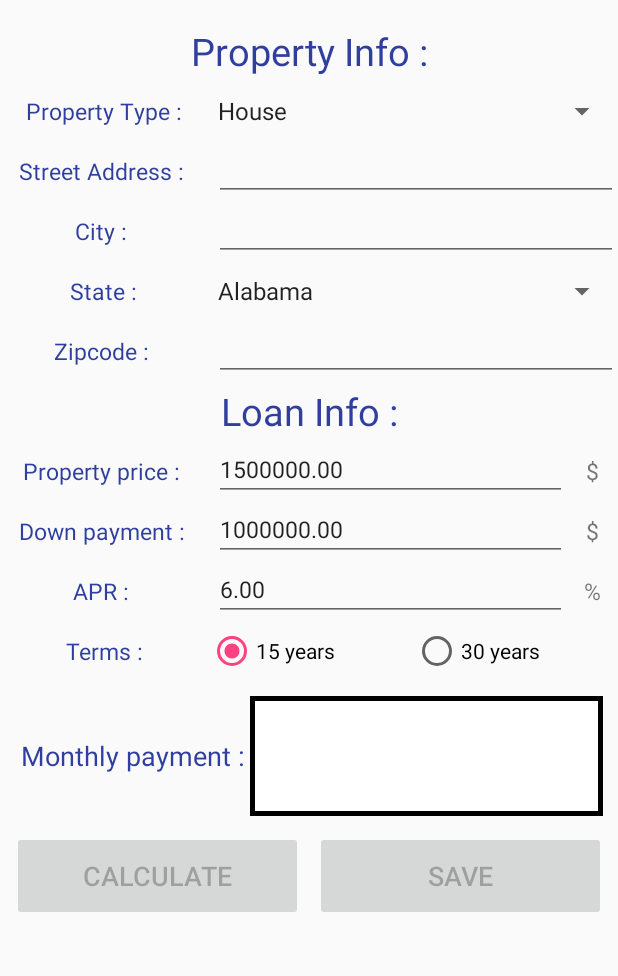
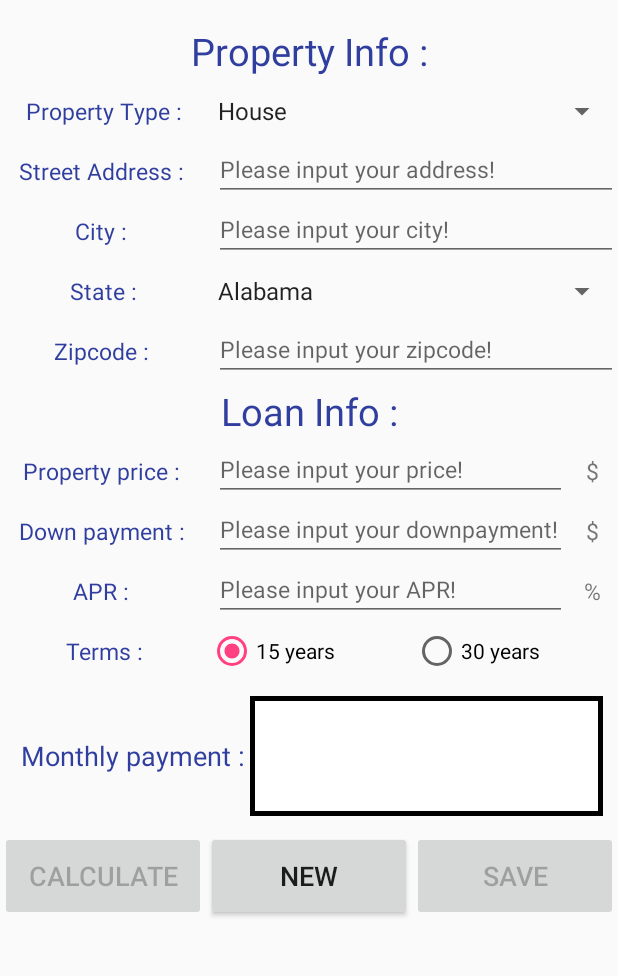
Before and after one commit to Adamkzh/Mortagage_Calculator, an Android app: the screen it shows after launch (MainActivity), on a phone screen of 412 x 824 dp, the part 62-1038 px from its top. Run offline under Robolectric (Android 15) with nearby library versions, the phone set to English and light mode, and no system bars.

Commit message:
finalized calculate view

```diff
--- a/app/src/main/res/layout/activity_main.xml
+++ b/app/src/main/res/layout/activity_main.xml
@@ -94,6 +94,7 @@
                     android:textSize="15sp"
                     android:layout_marginLeft="8dp"
                     android:layout_gravity="start"
+                    android:hint="Please input your address!"
                     android:singleLine="true"/>
 
             </TableRow>
@@ -120,6 +121,7 @@
                     android:textSize="15sp"
                     android:layout_marginLeft="8dp"
                     android:layout_gravity="start"
+                    android:hint="Please input your city!"
                     android:singleLine="true" />
 
             </TableRow>
@@ -168,6 +170,7 @@
                     android:layout_marginLeft="8dp"
                     android:textSize="15sp"
                     android:layout_gravity="start"
+                    android:hint="Please input your zipcode!"
                     android:singleLine="true" />
 
             </TableRow>
@@ -210,8 +213,8 @@
                     android:layout_marginLeft="8dp"
                     android:textSize="15sp"
                     android:layout_gravity="start"
-                    android:singleLine="true"
-                    android:text="1500000.00"/>
+                    android:hint="Please input your price!"
+                    android:singleLine="true"/>
 
                 <TextView
                     android:layout_width="0dp"
@@ -246,7 +249,7 @@
                     android:layout_marginLeft="8dp"
                     android:textSize="15sp"
                     android:layout_gravity="start"
-                    android:text="1000000.00"
+                    android:hint="Please input your downpayment!"
                     android:singleLine="true" />
 
                 <TextView
@@ -282,7 +285,7 @@
                     android:layout_marginLeft="8dp"
                     android:textSize="15sp"
                     android:layout_gravity="start"
-                    android:text="6.00"
+                    android:hint="Please input your APR!"
                     android:singleLine="true" />
 
                 <TextView
@@ -384,8 +387,6 @@
                     android:layout_width="0dp"
                     android:layout_weight="1"
                     android:layout_height="60dp"
-                    android:layout_marginLeft="8dp"
-                    android:layout_marginRight="4dp"
                     android:textSize="18sp"
                     android:text="Calculate"
                     android:enabled="false"
@@ -395,8 +396,14 @@
                     android:layout_width="0dp"
                     android:layout_weight="1"
                     android:layout_height="60dp"
-                    android:layout_marginLeft="4dp"
-                    android:layout_marginRight="8dp"
+                    android:textSize="18sp"
+                    android:text="New"
+                    android:id="@+id/new_calculate" />
+
+                <Button
+                    android:layout_width="0dp"
+                    android:layout_weight="1"
+                    android:layout_height="60dp"
                     android:textSize="18sp"
                     android:text="Save"
                     android:enabled="false"
```
Also changed, not shown: app/src/main/java/com/example/adam/test/MainActivity.java (+68 -11 lines).
